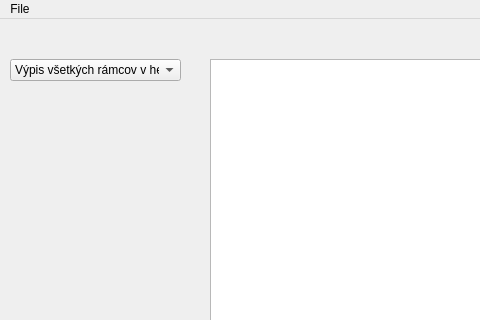
The window that App.ui (mfranczel/analyzator-sietovej-komunikacie) describes before a commit, drawn with Qt 5; both pictures show x 0 to 480 and y 0 to 320 of the 632 by 403 pixel window.
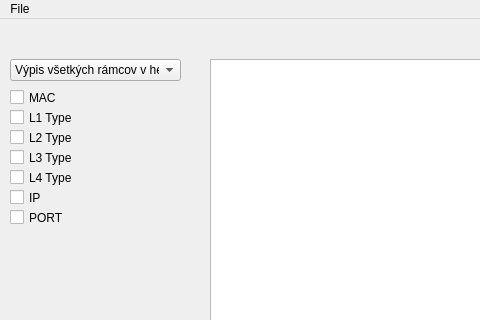
The same window after the commit.

Patch:
```diff
--- a/App.ui
+++ b/App.ui
@@ -46,6 +46,102 @@
       <string>Výpis všetkých rámcov v hex. </string>
      </property>
     </item>
+    <item>
+     <property name="text">
+      <string>New Item</string>
+     </property>
+    </item>
+   </widget>
+   <widget class="QCheckBox" name="checkBox">
+    <property name="geometry">
+     <rect>
+      <x>10</x>
+      <y>70</y>
+      <width>70</width>
+      <height>17</height>
+     </rect>
+    </property>
+    <property name="text">
+     <string>MAC</string>
+    </property>
+   </widget>
+   <widget class="QCheckBox" name="checkBox_2">
+    <property name="geometry">
+     <rect>
+      <x>10</x>
+      <y>90</y>
+      <width>70</width>
+      <height>17</height>
+     </rect>
+    </property>
+    <property name="text">
+     <string>L1 Type</string>
+    </property>
+   </widget>
+   <widget class="QCheckBox" name="checkBox_3">
+    <property name="geometry">
+     <rect>
+      <x>10</x>
+      <y>110</y>
+      <width>70</width>
+      <height>17</height>
+     </rect>
+    </property>
+    <property name="text">
+     <string>L2 Type</string>
+    </property>
+   </widget>
+   <widget class="QCheckBox" name="checkBox_4">
+    <property name="geometry">
+     <rect>
+      <x>10</x>
+      <y>170</y>
+      <width>70</width>
+      <height>17</height>
+     </rect>
+    </property>
+    <property name="text">
+     <string>IP</string>
+    </property>
+   </widget>
+   <widget class="QCheckBox" name="checkBox_5">
+    <property name="geometry">
+     <rect>
+      <x>10</x>
+      <y>130</y>
+      <width>70</width>
+      <height>17</height>
+     </rect>
+    </property>
+    <property name="text">
+     <string>L3 Type</string>
+    </property>
+   </widget>
+   <widget class="QCheckBox" name="checkBox_6">
+    <property name="geometry">
+     <rect>
+      <x>10</x>
+      <y>150</y>
+      <width>70</width>
+      <height>17</height>
+     </rect>
+    </property>
+    <property name="text">
+     <string>L4 Type</string>
+    </property>
+   </widget>
+   <widget class="QCheckBox" name="checkBox_7">
+    <property name="geometry">
+     <rect>
+      <x>10</x>
+      <y>190</y>
+      <width>70</width>
+      <height>17</height>
+     </rect>
+    </property>
+    <property name="text">
+     <string>PORT</string>
+    </property>
    </widget>
   </widget>
   <widget class="QMenuBar" name="menubar">
```
